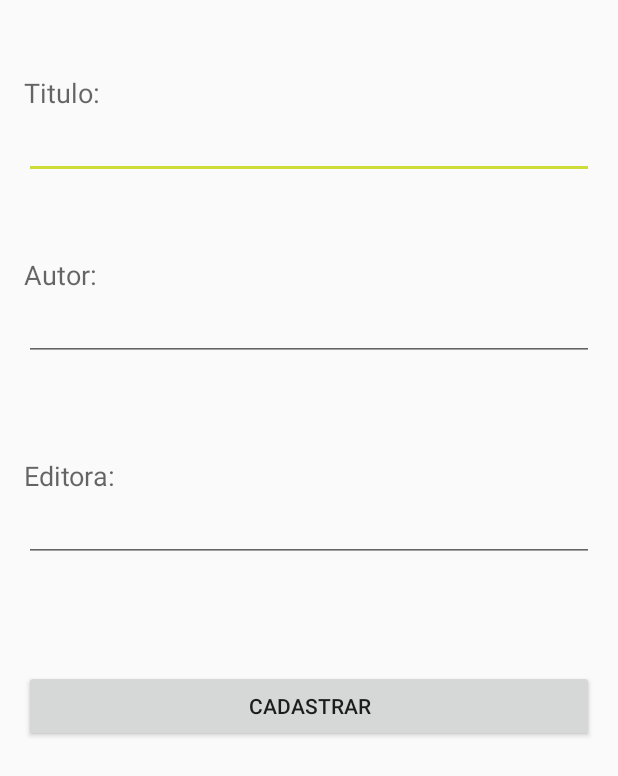
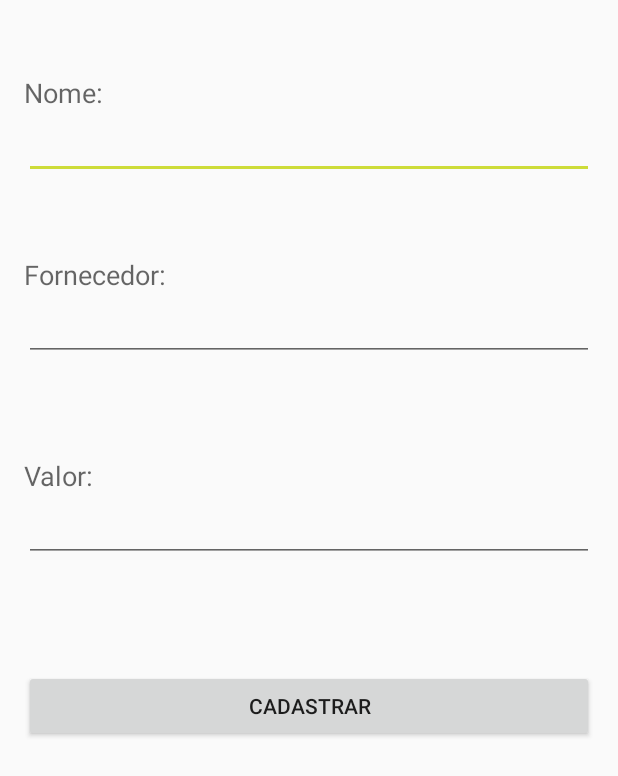
Before and after one commit to secodigo/catologoProduto, an Android app: the screen it shows after launch (ProdutoController), after a tap on an icon or button, on a phone screen of 412 x 824 dp. Shown: the top 776 px of the screen. Run offline under Robolectric (Android 15) with nearby library versions, the phone set to English and light mode, and no system bars.

Commit message:
alterações campo

```diff
--- a/app/src/main/java/com/unibave/catalogoprodutos/controller/AlterarController.java
+++ b/app/src/main/java/com/unibave/catalogoprodutos/controller/AlterarController.java
@@ -40,9 +40,9 @@ public class AlterarController extends Activity {
         buttonBack = (Button)findViewById(R.id.buttonBack);
 
         cursor = crud.carregaDadoById(Integer.parseInt(codigo));
-        livro.setText(cursor.getString(cursor.getColumnIndexOrThrow(Database.TITULO)));
-        autor.setText(cursor.getString(cursor.getColumnIndexOrThrow(Database.AUTOR)));
-        editora.setText(cursor.getString(cursor.getColumnIndexOrThrow(Database.EDITORA)));
+        livro.setText(cursor.getString(cursor.getColumnIndexOrThrow(Database.NOME)));
+        autor.setText(cursor.getString(cursor.getColumnIndexOrThrow(Database.FORNECEDOR)));
+        editora.setText(cursor.getString(cursor.getColumnIndexOrThrow(Database.VALOR)));
 
         buttonAlter.setOnClickListener(new View.OnClickListener() {
             @Override
--- a/app/src/main/java/com/unibave/catalogoprodutos/controller/ConsultaController.java
+++ b/app/src/main/java/com/unibave/catalogoprodutos/controller/ConsultaController.java
@@ -26,8 +26,8 @@ public class ConsultaController extends Activity {
         DatabaseRepository crud = new DatabaseRepository(getBaseContext());
         final Cursor cursor = crud.carregaDados();
 
-        String[] nomeCampos = new String[] {Database.ID, Database.TITULO};
-        int[] idViews = new int[] {R.id.idLivro, R.id.nomeLivro};
+        String[] nomeCampos = new String[] {Database.ID, Database.NOME};
+        int[] idViews = new int[] {R.id.idProduto, R.id.nomeProduto};
 
         SimpleCursorAdapter adaptador = new SimpleCursorAdapter(getBaseContext(),
                 R.layout.livros_layout,cursor,nomeCampos,idViews, 0);
--- a/app/src/main/java/com/unibave/catalogoprodutos/model/Database.java
+++ b/app/src/main/java/com/unibave/catalogoprodutos/model/Database.java
@@ -5,12 +5,12 @@ import android.database.sqlite.SQLiteDatabase;
 import android.database.sqlite.SQLiteOpenHelper;
 
 public class Database extends SQLiteOpenHelper {
-    public static final String NOME_BANCO = "catalago";
-    public static final String TABELA = "produtos";
+    public static final String NOME_BANCO = "catalago_produtos";
+    public static final String TABELA = "lista_produtos";
     public static final String ID = "_id";
-    public static final String TITULO = "titulo";
-    public static final String AUTOR = "autor";
-    public static final String EDITORA = "editora";
+    public static final String NOME = "nome";
+    public static final String FORNECEDOR = "fornecedor";
+    public static final String VALOR = "valor";
     public static final int VERSAO = 1;
 
     public Database(Context context){
@@ -21,9 +21,9 @@ public class Database extends SQLiteOpenHelper {
     public void onCreate(SQLiteDatabase db) {
         String sql = "CREATE TABLE "+TABELA+"("
                 + ID + " integer primary key autoincrement,"
-                + TITULO + " text,"
-                + AUTOR + " text,"
-                + EDITORA + " text"
+                + NOME + " text,"
+                + FORNECEDOR + " text,"
+                + VALOR + " text"
                 +")";
         db.execSQL(sql);
     }
--- a/app/src/main/res/layout/activity_inicial.xml
+++ b/app/src/main/res/layout/activity_inicial.xml
@@ -13,7 +13,7 @@
         android:layout_width="wrap_content"
         android:layout_height="wrap_content"
         android:textAppearance="?android:attr/textAppearanceMedium"
-        android:text="Titulo:"
+        android:text="Nome:"
         android:id="@+id/textView"
         android:layout_marginTop="47dp"
         android:layout_alignParentTop="true"
@@ -34,7 +34,7 @@
         android:layout_width="wrap_content"
         android:layout_height="wrap_content"
         android:textAppearance="?android:attr/textAppearanceMedium"
-        android:text="Autor:"
+        android:text="Fornecedor:"
         android:id="@+id/textView2"
         android:layout_below="@+id/editText"
         android:layout_alignParentLeft="true"
@@ -55,7 +55,7 @@
         android:layout_width="wrap_content"
         android:layout_height="wrap_content"
         android:textAppearance="?android:attr/textAppearanceMedium"
-        android:text="Editora:"
+        android:text="Valor:"
         android:id="@+id/textView3"
         android:layout_below="@+id/editText2"
         android:layout_alignParentLeft="true"
--- a/app/src/main/res/layout/livros_layout.xml
+++ b/app/src/main/res/layout/livros_layout.xml
@@ -6,7 +6,7 @@
 
 
     <TextView
-        android:id="@+id/idLivro"
+        android:id="@+id/idProduto"
         android:layout_width="0dip"
         android:layout_gravity="fill_horizontal"
         android:layout_height="wrap_content"
@@ -15,7 +15,7 @@
         android:text="ID" />
 
     <TextView
-        android:id="@+id/nomeLivro"
+        android:id="@+id/nomeProduto"
         android:layout_width="wrap_content"
         android:layout_height="wrap_content"
         android:layout_marginLeft="5dp"
```
Also changed, not shown: app/src/main/java/com/unibave/catalogoprodutos/controller/ProdutoController.java (+7 -7 lines), app/src/main/java/com/unibave/catalogoprodutos/model/DatabaseRepository.java (+10 -10 lines), app/src/main/java/com/unibave/catalogoprodutos/model/Produto.java (+15 -15 lines).
